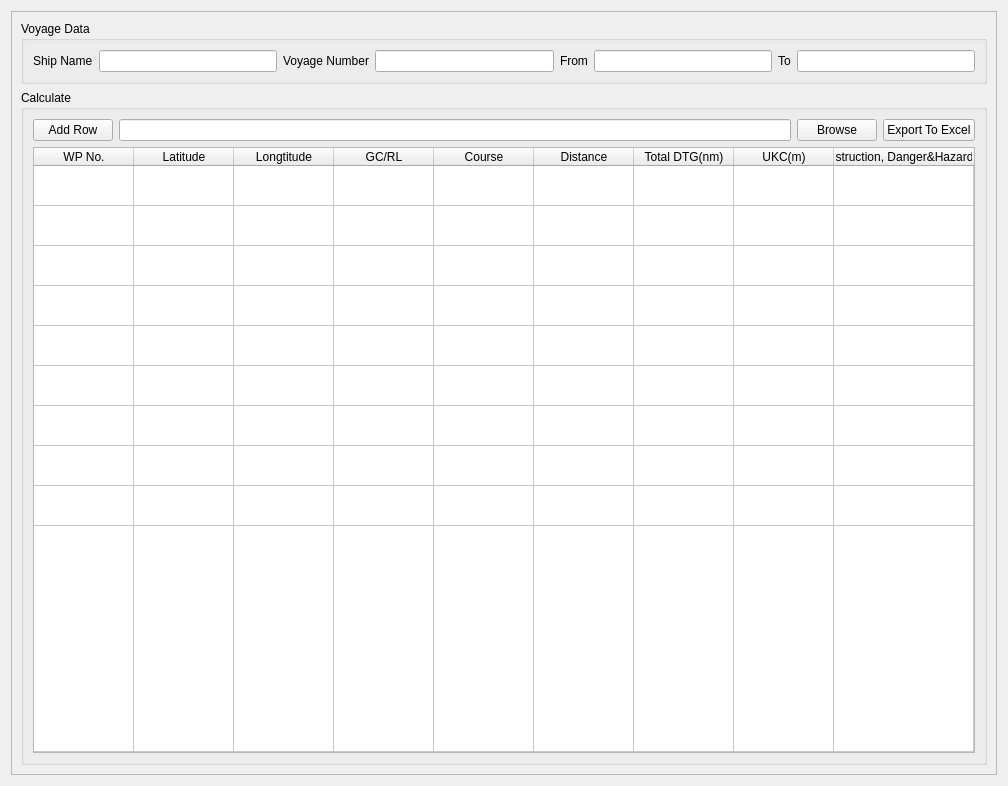
First picture: the form in QtUi/planGenerator.ui, repository heavenlxj/emgui, before the edit.
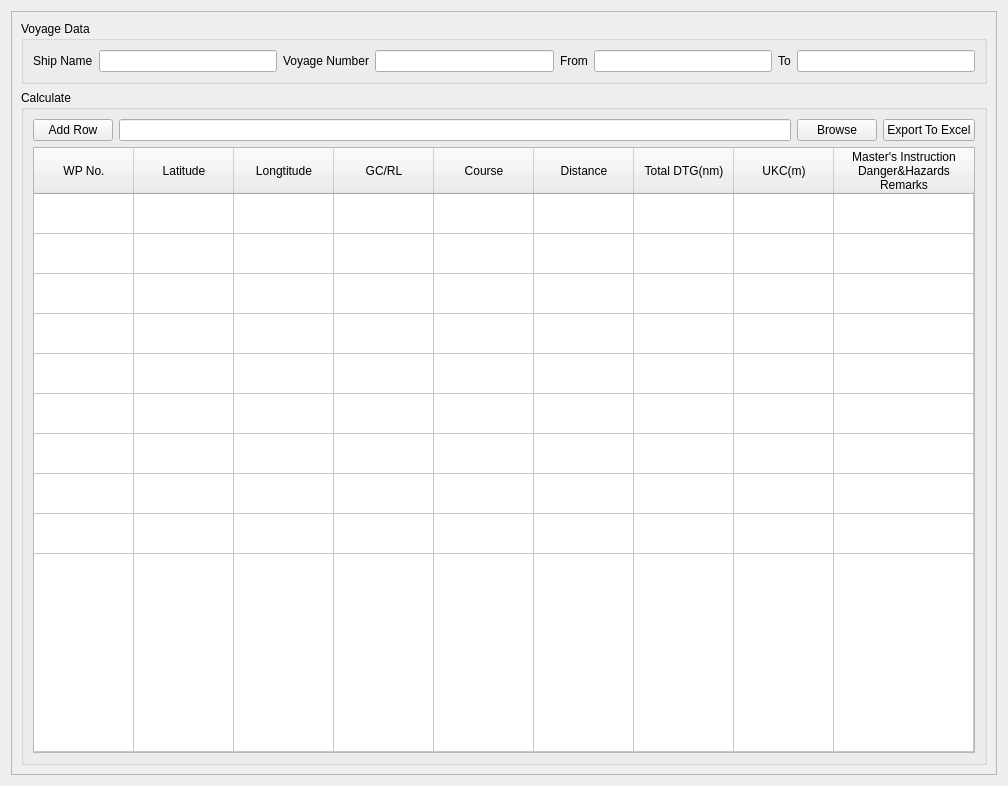
Second picture: the form after the edit.

```diff
--- a/QtUi/planGenerator.ui
+++ b/QtUi/planGenerator.ui
@@ -347,7 +347,9 @@
            </column>
            <column>
             <property name="text">
-             <string>Master's Instruction, Danger&amp;Hazards Remarks</string>
+             <string>Master's Instruction
+Danger&amp;Hazards 
+Remarks</string>
             </property>
            </column>
           </widget>
```
